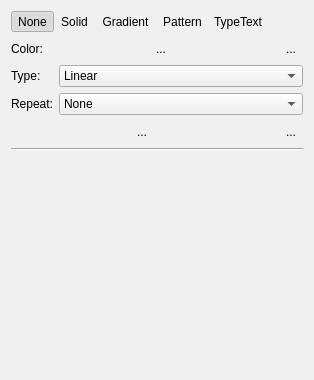
Old version of the form libs/ui/widgets/KoFillConfigWidget.ui in the repository KDE/krita.
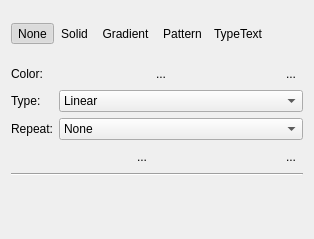
New version of the form. Custom widgets are drawn as their Qt base class.

Commit message: make sure the areas on the UI are all pushed to the top for the vector fill options. The KoFill config object needed a special function added since it is sometimes used with other widgets. This creates a problem with the spacing pushing later stuff down.

```diff
--- a/libs/ui/widgets/KoFillConfigWidget.ui
+++ b/libs/ui/widgets/KoFillConfigWidget.ui
@@ -7,7 +7,7 @@
     <x>0</x>
     <y>0</y>
     <width>314</width>
-    <height>380</height>
+    <height>239</height>
    </rect>
   </property>
   <layout class="QVBoxLayout" name="verticalLayout">
@@ -301,20 +301,11 @@
     </widget>
    </item>
    <item>
-    <widget class="KisStopGradientEditor" name="wdgGradientEditor" native="true"/>
-   </item>
-   <item>
-    <spacer name="verticalSpacer">
-     <property name="orientation">
-      <enum>Qt::Vertical</enum>
-     </property>
-     <property name="sizeHint" stdset="0">
-      <size>
-       <width>20</width>
-       <height>40</height>
-      </size>
-     </property>
-    </spacer>
+    <layout class="QVBoxLayout" name="lastLayout">
+     <item>
+      <widget class="KisStopGradientEditor" name="wdgGradientEditor" native="true"/>
+     </item>
+    </layout>
    </item>
   </layout>
  </widget>
```
The commit also changes 4 other files.
